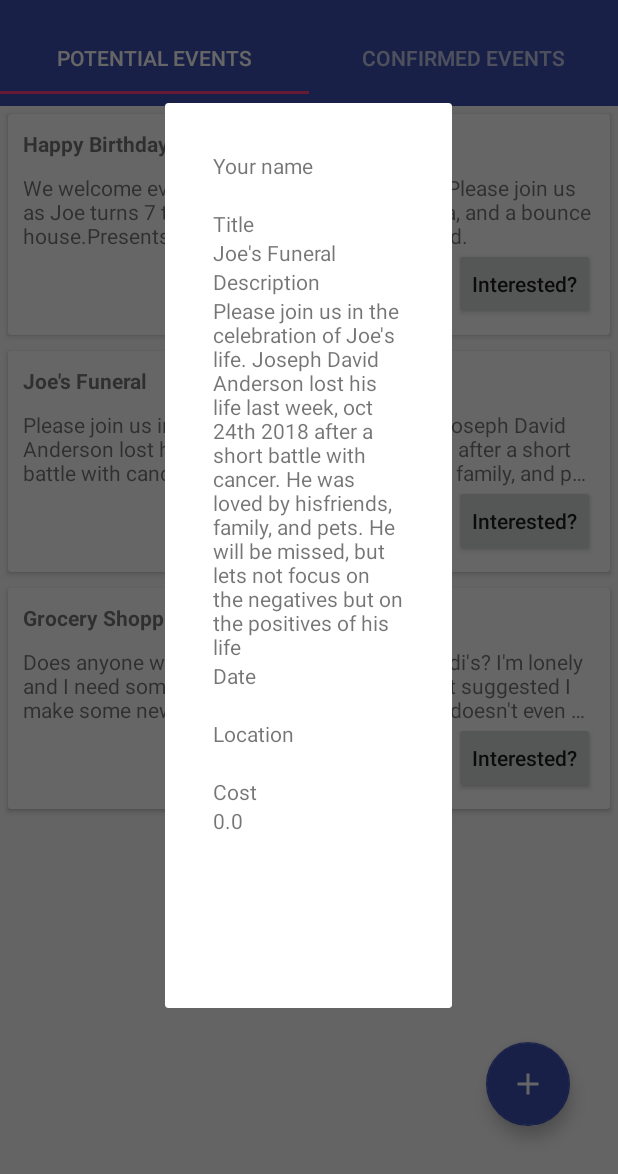
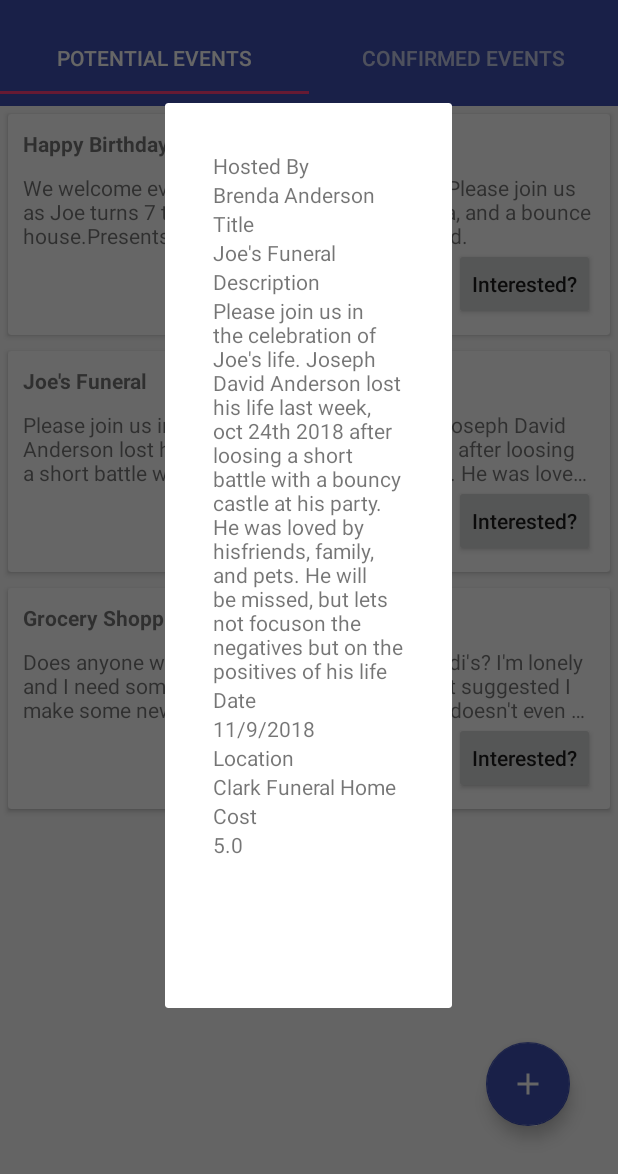
Before and after one commit to cs262dFA2018/EventConnect, an Android app: the screen it shows after launch (MainActivity), after a tap on "Joe's Funeral", on a phone screen of 412 x 824 dp, the part 62-1236 px from its top. Run offline under Robolectric (Android 15) with nearby library versions, the phone set to English and light mode, and no system bars.

Commit message:
cleaned up the mock data and added more info. Also, cleaned up the host name entry

```diff
--- a/app/src/main/java/edu/calvin/cs262/cs262d/eventconnect/data/MockDatabase.java
+++ b/app/src/main/java/edu/calvin/cs262/cs262d/eventconnect/data/MockDatabase.java
@@ -10,8 +10,9 @@ public class MockDatabase {
             "Presents are welcomed, but not required.";
 
     private static final String funeral = "Please join us in the celebration of Joe's life. Joseph David " +
-            "Anderson lost his life last week, oct 24th 2018 after a short battle with cancer. He was loved by his" +
-            "friends, family, and pets. He will be missed, but lets not focus on the negatives but on the positives of his life";
+            "Anderson lost his life last week, oct 24th 2018 after loosing a short battle with a bouncy castle at his party. " +
+            "He was loved by his" + "friends, family, and pets. He will be missed, but lets not focus" +
+            "on the negatives but on the positives of his life";
 
     private static final String GroceryOuting = "Does anyone want to get some groceries at Aldi's? I'm lonely and I need some new friends, " +
             "and my therapist suggested I make some new friends. I'll pay for gas, and it doesn't even have to be long... Please?";
@@ -19,17 +20,29 @@ public class MockDatabase {
         potentialEventData = new ArrayList<Event>();
         confirmedEventData = new ArrayList<Event>();
         Event event = new Event();
+        event.setHost("Brenda Anderson");
         event.setTitle("Happy Birthday Joe! ");
+        event.setDate("11/8/2018");
+        event.setCost(0.00);
+        event.setLocation("Playworld");
         event.setDescription(Birthday );
         potentialEventData.add(event);
 
         Event event1 = new Event();
         event1.setTitle("Joe's Funeral");
+        event1.setHost("Brenda Anderson");
+        event1.setDate("11/9/2018");
+        event1.setCost(5.00);
+        event1.setLocation("Clark Funeral Home");
         event1.setDescription(funeral);
         potentialEventData.add(event1);
 
         Event event2 = new Event();
         event2.setTitle("Grocery Shopping");
+        event2.setHost("Dave Anderson");
+        event2.setDate("11/9/2018");
+        event2.setCost(10.00);
+        event2.setLocation("Aldi's");
         event2.setDescription(GroceryOuting);
         potentialEventData.add(event2);
     }
--- a/app/src/main/res/values/strings.xml
+++ b/app/src/main/res/values/strings.xml
@@ -10,7 +10,7 @@
     <string name="Event_Confirmed"> Event is now confirmed</string>
     <string name="Event_Unconfirmed">Event is no longer confirmed</string>
     <string name="Expand_Card">Expand Thy Card</string>
-    <string name="host_label">Your name</string>
+    <string name="host_label">Hosted By</string>
     <string name="host_hint">Your name to appear to others</string>
     <string name="title_label">Title</string>
     <string name="title_hint">Title of your event</string>
```
